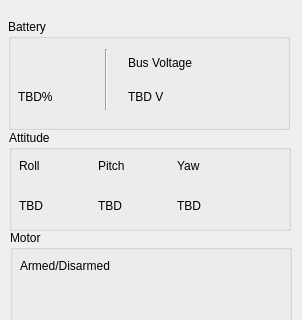
This is firstflight-drone/gui/qt/diagnostics-widget.ui in bakkup/snickerdoodle as Qt 5 draws it before an edit; both pictures show x 0 to 302 and y 0 to 320 of the 302 by 520 pixel window. The edited form follows.
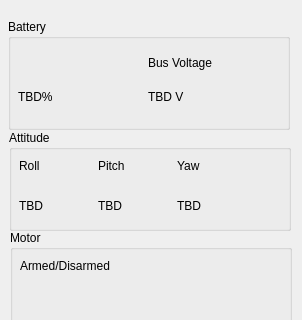
This is the edited form. Icons and pictures are not drawn.

Commit message: Increase border size of bus voltage box and remove vertical spacer.

Diff of the .ui file:
```diff
--- a/firstflight-drone/gui/qt/diagnostics-widget.ui
+++ b/firstflight-drone/gui/qt/diagnostics-widget.ui
@@ -40,25 +40,12 @@
    <property name="checkable">
     <bool>false</bool>
    </property>
-   <widget class="Line" name="line">
-    <property name="geometry">
-     <rect>
-      <x>90</x>
-      <y>30</y>
-      <width>16</width>
-      <height>61</height>
-     </rect>
-    </property>
-    <property name="orientation">
-     <enum>Qt::Vertical</enum>
-    </property>
-   </widget>
    <widget class="QWidget" name="verticalLayoutWidget">
     <property name="geometry">
      <rect>
       <x>10</x>
       <y>30</y>
-      <width>71</width>
+      <width>101</width>
       <height>61</height>
      </rect>
     </property>
@@ -94,9 +81,9 @@
    <widget class="QWidget" name="verticalLayoutWidget_2">
     <property name="geometry">
      <rect>
-      <x>120</x>
+      <x>140</x>
       <y>30</y>
-      <width>81</width>
+      <width>121</width>
       <height>61</height>
      </rect>
     </property>
```
The commit also changes 1 other file.
